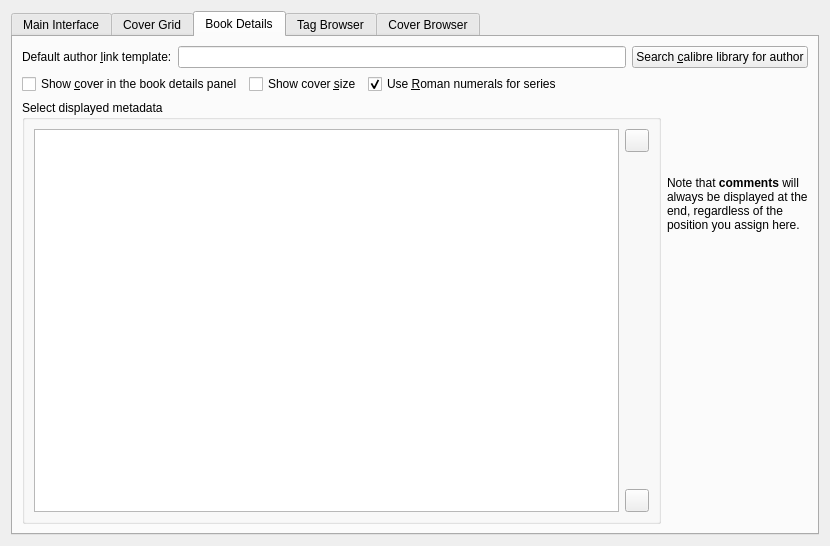
Above: src/calibre/gui2/preferences/look_feel.ui from kovidgoyal/calibre before the change. Below: the same form after it.
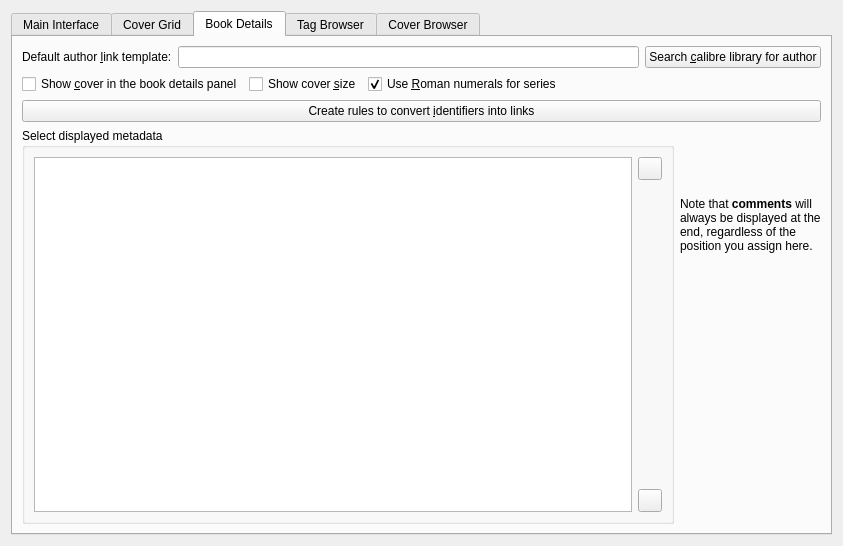
That is the form after the change. The open tabs and pages were chosen to show the change. Icons and pictures are not drawn. Custom widgets are drawn as their Qt base class.

Commit message: Allow creation of rules to convert arbitrary identifiers into clickable links in the book details panel

Diff of the .ui file:
```diff
--- a/src/calibre/gui2/preferences/look_feel.ui
+++ b/src/calibre/gui2/preferences/look_feel.ui
@@ -6,7 +6,7 @@
    <rect>
     <x>0</x>
     <y>0</y>
-    <width>820</width>
+    <width>843</width>
     <height>546</height>
    </rect>
   </property>
@@ -661,7 +661,7 @@
        <string>Book Details</string>
       </attribute>
       <layout class="QGridLayout" name="gridLayout_12">
-       <item row="2" column="1">
+       <item row="3" column="1">
         <widget class="QLabel" name="label_3">
          <property name="text">
           <string>Note that &lt;b&gt;comments&lt;/b&gt; will always be displayed at the end, regardless of the position you assign here.</string>
@@ -671,7 +671,7 @@
          </property>
         </widget>
        </item>
-       <item row="2" column="0" rowspan="2">
+       <item row="3" column="0" rowspan="2">
         <widget class="QGroupBox" name="groupBox">
          <property name="title">
           <string>Select displayed metadata</string>
@@ -801,6 +801,13 @@
          </item>
         </layout>
        </item>
+       <item row="2" column="0" colspan="2">
+        <widget class="QPushButton" name="id_links_button">
+         <property name="text">
+          <string>Create rules to convert &amp;identifiers into links</string>
+         </property>
+        </widget>
+       </item>
       </layout>
      </widget>
      <widget class="QWidget" name="tab_2">
```
Left out of the diff: 8 changed lines with no effect on the pictures. The commit also changes 3 other files.
